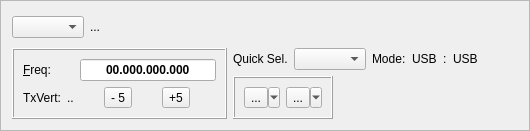
Qt form mqt/MqtLogger/rigcontrolframe.ui (zsteva/backup-minos2) before a commit.
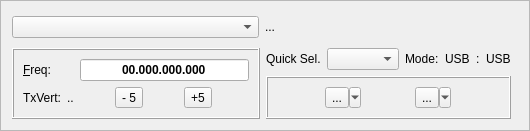
The same form after that commit. Custom widgets are drawn as their Qt base class.

The edit to the form file:
```diff
--- a/mqt/MqtLogger/rigcontrolframe.ui
+++ b/mqt/MqtLogger/rigcontrolframe.ui
@@ -46,12 +46,6 @@
        <property name="orientation">
         <enum>Qt::Horizontal</enum>
        </property>
-       <property name="sizeHint" stdset="0">
-        <size>
-         <width>40</width>
-         <height>20</height>
-        </size>
-       </property>
       </spacer>
      </item>
     </layout>
@@ -215,12 +209,6 @@
            <property name="orientation">
             <enum>Qt::Horizontal</enum>
            </property>
-           <property name="sizeHint" stdset="0">
-            <size>
-             <width>40</width>
-             <height>20</height>
-            </size>
-           </property>
           </spacer>
          </item>
         </layout>
@@ -270,12 +258,6 @@
            <property name="orientation">
             <enum>Qt::Horizontal</enum>
            </property>
-           <property name="sizeHint" stdset="0">
-            <size>
-             <width>138</width>
-             <height>38</height>
-            </size>
-           </property>
           </spacer>
          </item>
         </layout>
```
